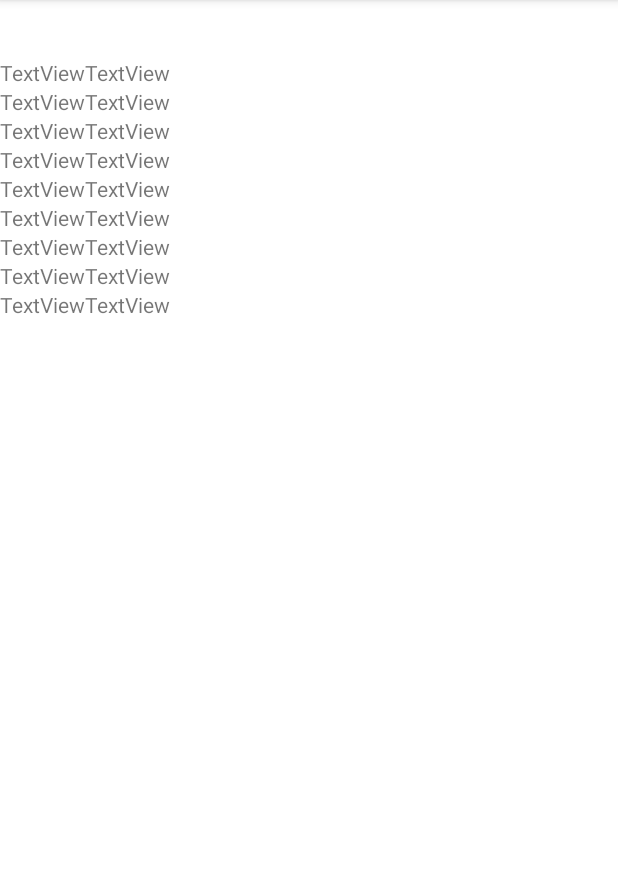
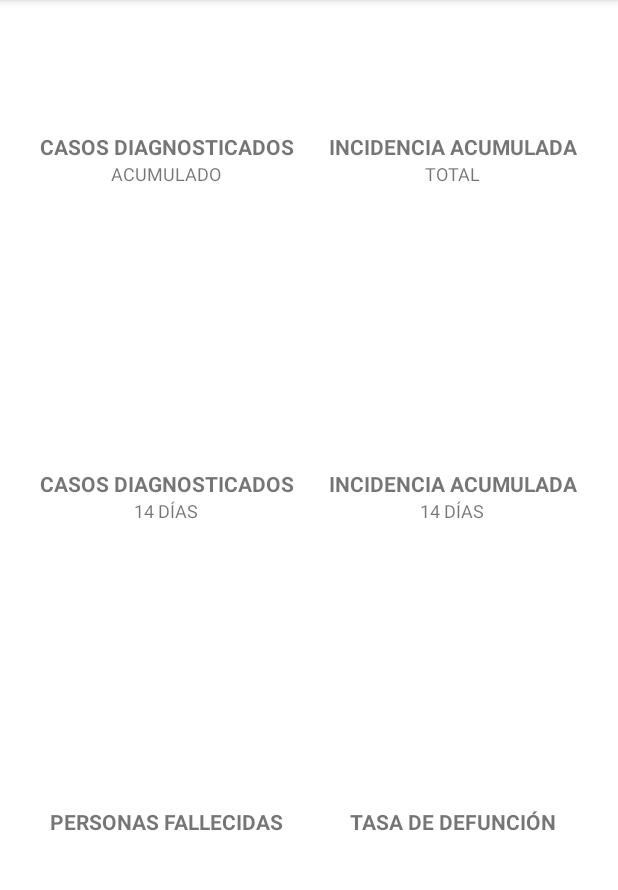
Before and after one commit to esparig/ADM-Covid19CV, an Android app: the MunicipalityDetailsActivity screen opened directly, with no data from a screen before it, on a phone screen of 412 x 824 dp, the part 84-974 px from its top. Run offline under Robolectric (Android 15) with nearby library versions, the phone set to English and light mode, and no system bars.

Commit message:
Click action for showing Municipality details. * Show details in a new layout.

```diff
--- a/app/src/main/java/parcero/uv/es/MunicipalityDetailsActivity.java
+++ b/app/src/main/java/parcero/uv/es/MunicipalityDetailsActivity.java
@@ -1,15 +1,25 @@
 package parcero.uv.es;
-
-import androidx.appcompat.app.AppCompatActivity;
 
 import android.content.Intent;
 import android.os.Bundle;
 import android.util.Log;
+import android.widget.TextView;
+
+import androidx.appcompat.app.AppCompatActivity;
 
 public class MunicipalityDetailsActivity extends AppCompatActivity {
 
     @Override
     protected void onCreate(Bundle savedInstanceState) {
+        TextView mun_name;
+        TextView mun_code;
+        TextView cases;
+        TextView incidence;
+        TextView cases_14;
+        TextView incidence_14;
+        TextView deaths;
+        TextView death_rate;
+
         super.onCreate(savedInstanceState);
         setContentView(R.layout.activity_municipality_details);
 
@@ -18,6 +28,31 @@ public class MunicipalityDetailsActivity extends AppCompatActivity {
             Municipality municipality = (Municipality) intent.getSerializableExtra("Municipality");
             System.out.println(municipality.toString());
 
+            mun_name = findViewById(R.id.mun_name);
+            mun_name.setText(municipality.getNameMunicipality());
+
+            mun_code = findViewById((R.id.mun_code));
+            mun_code.setText(String.valueOf(municipality.getCodMunicipality()));
+
+            cases = findViewById(R.id.cases);
+            cases.setText(String.valueOf(municipality.getNumPCR()));
+
+            incidence = findViewById(R.id.incidence);
+            incidence.setText(municipality.getCumulativePCR());
+
+            cases_14 = findViewById(R.id.cases_14);
+            cases_14.setText(String.valueOf(municipality.getNumPCR14()));
+
+            incidence_14 = findViewById(R.id.incidence_14);
+            incidence_14.setText(municipality.getCumulativePCR14());
+
+            deaths = findViewById(R.id.deaths);
+            deaths.setText(String.valueOf(municipality.getDeaths()));
+
+            death_rate = findViewById(R.id.death_rate);
+            death_rate.setText(municipality.getDeathRate());
+
+
         } catch (Exception e) {
             e.printStackTrace();
             Log.e("getStringExtra_EX", e + "");
--- a/app/src/main/res/layout/activity_municipality_details.xml
+++ b/app/src/main/res/layout/activity_municipality_details.xml
@@ -1,6 +1,5 @@
 <?xml version="1.0" encoding="utf-8"?>
 <androidx.constraintlayout.widget.ConstraintLayout xmlns:android="http://schemas.android.com/apk/res/android"
-    xmlns:app="http://schemas.android.com/apk/res-auto"
     xmlns:tools="http://schemas.android.com/tools"
     android:layout_width="match_parent"
     android:layout_height="match_parent"
@@ -9,180 +8,259 @@
     <LinearLayout
         android:layout_width="match_parent"
         android:layout_height="match_parent"
-        android:orientation="vertical">
+        android:layout_margin="10dp"
+        android:orientation="vertical"
+        tools:layout_editor_absoluteX="5dp"
+        tools:layout_editor_absoluteY="5dp">
 
         <TextView
-            android:id="@+id/textView"
+            android:id="@+id/mun_name"
             android:layout_width="match_parent"
             android:layout_height="wrap_content"
-            tools:text="Bogotá"/>
+            android:background="#00FFFFFF"
+            android:textAppearance="@style/TextAppearance.AppCompat.Display2"
+            android:textSize="34sp"
+            tools:text="Bogotá" />
 
         <TextView
-            android:id="@+id/textView2"
+            android:id="@+id/mun_code"
             android:layout_width="match_parent"
             android:layout_height="wrap_content"
+            android:textAppearance="@style/TextAppearance.AppCompat.Display1"
+            android:textSize="20sp"
             tools:text="1101" />
 
         <LinearLayout
             android:layout_width="match_parent"
-            android:layout_height="wrap_content"
+            android:layout_height="0dp"
+            android:layout_margin="5dp"
+            android:layout_weight="1"
             android:orientation="horizontal">
 
             <LinearLayout
-                android:layout_width="wrap_content"
+                android:layout_width="0dp"
                 android:layout_height="match_parent"
+                android:layout_weight="1"
+                android:backgroundTint="#1A00B8D4"
                 android:orientation="vertical">
 
                 <TextView
                     android:id="@+id/textView3"
                     android:layout_width="match_parent"
                     android:layout_height="wrap_content"
-                    android:text="TextView" />
+                    android:background="#00FFFFFF"
+                    android:text="@string/casos_diagnosticados"
+                    android:textAlignment="center"
+                    android:textSize="14sp"
+                    android:textStyle="bold" />
 
                 <TextView
                     android:id="@+id/textView4"
                     android:layout_width="match_parent"
                     android:layout_height="wrap_content"
-                    android:text="TextView" />
+                    android:text="@string/acumulado"
+                    android:textAlignment="center"
+                    android:textSize="12sp" />
 
                 <TextView
-                    android:id="@+id/textView5"
+                    android:id="@+id/cases"
                     android:layout_width="match_parent"
                     android:layout_height="wrap_content"
-                    android:text="TextView" />
+                    android:textAlignment="center"
+                    android:textAppearance="@style/TextAppearance.AppCompat.Display1"
+                    android:textSize="34sp"
+                    android:textStyle="bold"
+                    tools:text="100" />
             </LinearLayout>
 
             <LinearLayout
-                android:layout_width="wrap_content"
+                android:layout_width="0dp"
                 android:layout_height="match_parent"
+                android:layout_weight="1"
+                android:backgroundTint="#1A00B8D4"
                 android:orientation="vertical">
 
                 <TextView
                     android:id="@+id/textView6"
                     android:layout_width="match_parent"
                     android:layout_height="wrap_content"
-                    android:text="TextView" />
+                    android:text="@string/incidencia_acumulada"
+                    android:textAlignment="center"
+                    android:textSize="14sp"
+                    android:textStyle="bold" />
 
                 <TextView
                     android:id="@+id/textView7"
                     android:layout_width="match_parent"
                     android:layout_height="wrap_content"
-                    android:text="TextView" />
+                    android:text="@string/total"
+                    android:textAlignment="center"
+                    android:textSize="12sp" />
 
                 <TextView
-                    android:id="@+id/textView8"
+                    android:id="@+id/incidence"
                     android:layout_width="match_parent"
                     android:layout_height="wrap_content"
-                    android:text="TextView" />
+                    android:textAlignment="center"
+                    android:textAppearance="@style/TextAppearance.AppCompat.Display1"
+                    android:textSize="34sp"
+                    android:textStyle="bold"
+                    tools:text="101" />
             </LinearLayout>
         </LinearLayout>
 
         <LinearLayout
             android:layout_width="match_parent"
-            android:layout_height="wrap_content"
+            android:layout_height="0dp"
+            android:layout_margin="5dp"
+            android:layout_weight="1"
             android:orientation="horizontal">
 
             <LinearLayout
-                android:layout_width="wrap_content"
+                android:layout_width="0dp"
                 android:layout_height="match_parent"
+                android:layout_weight="1"
+                android:backgroundTint="#1A00B8D4"
                 android:orientation="vertical">
 
                 <TextView
                     android:id="@+id/textView9"
                     android:layout_width="match_parent"
                     android:layout_height="wrap_content"
-                    android:text="TextView" />
+                    android:text="@string/casos_diagnosticados"
+                    android:textAlignment="center"
+                    android:textSize="14sp"
+                    android:textStyle="bold" />
 
                 <TextView
                     android:id="@+id/textView10"
                     android:layout_width="match_parent"
                     android:layout_height="wrap_content"
-                    android:text="TextView" />
+                    android:text="@string/dias_14"
+                    android:textAlignment="center"
+                    android:textSize="12sp" />
 
                 <TextView
-                    android:id="@+id/textView11"
+                    android:id="@+id/cases_14"
                     android:layout_width="match_parent"
                     android:layout_height="wrap_content"
-                    android:text="TextView" />
+                    android:textAlignment="center"
+                    android:textAppearance="@style/TextAppearance.AppCompat.Display1"
+                    android:textSize="34sp"
+                    android:textStyle="bold"
+                    tools:text="102" />
             </LinearLayout>
 
             <LinearLayout
-                android:layout_width="wrap_content"
+                android:layout_width="0dp"
                 android:layout_height="match_parent"
+                android:layout_weight="1"
+                android:backgroundTint="#1A00B8D4"
                 android:orientation="vertical">
 
                 <TextView
                     android:id="@+id/textView12"
                     android:layout_width="match_parent"
                     android:layout_height="wrap_content"
-                    android:text="TextView" />
+                    android:text="@string/incidencia_acumulada"
+                    android:textAlignment="center"
+                    android:textSize="14sp"
+                    android:textStyle="bold" />
 
                 <TextView
                     android:id="@+id/textView13"
                     android:layout_width="match_parent"
                     android:layout_height="wrap_content"
-                    android:text="TextView" />
+                    android:text="@string/dias_14"
+                    android:textAlignment="center"
+                    android:textSize="12sp" />
 
                 <TextView
-                    android:id="@+id/textView14"
+                    android:id="@+id/incidence_14"
                     android:layout_width="match_parent"
                     android:layout_height="wrap_content"
-                    android:text="TextView" />
+                    android:textAlignment="center"
+                    android:textAppearance="@style/TextAppearance.AppCompat.Display1"
+                    android:textSize="34sp"
+                    android:textStyle="bold"
+                    tools:text="103" />
             </LinearLayout>
 
         </LinearLayout>
 
         <LinearLayout
             android:layout_width="match_parent"
-            android:layout_height="wrap_content"
+            android:layout_height="0dp"
+            android:layout_margin="5dp"
+            android:layout_weight="1"
             android:orientation="horizontal">
 
             <LinearLayout
-                android:layout_width="wrap_content"
+                android:layout_width="0dp"
                 android:layout_height="match_parent"
+                android:layout_weight="1"
+                android:backgroundTint="#1A00B8D4"
                 android:orientation="vertical">
 
                 <TextView
                     android:id="@+id/textView15"
                     android:layout_width="match_parent"
                     android:layout_height="wrap_content"
-                    android:text="TextView" />
+                    android:text="@string/fallecidos"
+                    android:textAlignment="center"
+                    android:textSize="14sp"
+                    android:textStyle="bold" />
 
                 <TextView
                     android:id="@+id/textView16"
                     android:layout_width="match_parent"
                     android:layout_height="wrap_content"
-                    android:text="TextView" />
+                    android:text=""
+                    android:textSize="12sp" />
 
                 <TextView
-                    android:id="@+id/textView17"
+                    android:id="@+id/deaths"
                     android:layout_width="match_parent"
                     android:layout_height="wrap_content"
-                    android:text="TextView" />
+                    android:textAlignment="center"
+                    android:textAppearance="@style/TextAppearance.AppCompat.Display1"
+                    android:textSize="34sp"
+                    android:textStyle="bold"
+                    tools:text="4" />
             </LinearLayout>
 
             <LinearLayout
-                android:layout_width="wrap_content"
+                android:layout_width="0dp"
                 android:layout_height="match_parent"
+                android:layout_weight="1"
+                android:backgroundTint="#1A00B8D4"
                 android:orientation="vertical">
 
                 <TextView
                     android:id="@+id/textView18"
                     android:layout_width="match_parent"
                     android:layout_height="wrap_content"
-                    android:text="TextView" />
+                    android:text="@string/tasa_muertes"
+                    android:textAlignment="center"
+                    android:textSize="14sp"
+                    android:textStyle="bold" />
 
                 <TextView
                     android:id="@+id/textView19"
                     android:layout_width="match_parent"
                     android:layout_height="wrap_content"
-                    android:text="TextView" />
+                    android:text=""
+                    android:textSize="12sp" />
 
                 <TextView
-                    android:id="@+id/textView20"
+                    android:id="@+id/death_rate"
                     android:layout_width="match_parent"
                     android:layout_height="wrap_content"
-                    android:text="TextView" />
+                    android:textAlignment="center"
+                    android:textAppearance="@style/TextAppearance.AppCompat.Display1"
+                    android:textSize="34sp"
+                    android:textStyle="bold"
+                    tools:text="0.5" />
             </LinearLayout>
         </LinearLayout>
     </LinearLayout>
--- a/app/src/main/res/values/strings.xml
+++ b/app/src/main/res/values/strings.xml
@@ -15,4 +15,7 @@
     <string name="acumulado">ACUMULADO</string>
     <string name="fallecidos">PERSONAS FALLECIDAS</string>
     <string name="dias_14">14 DÍAS</string>
+    <string name="incidencia_acumulada">INCIDENCIA ACUMULADA</string>
+    <string name="total">TOTAL</string>
+    <string name="tasa_muertes">TASA DE DEFUNCIÓN</string>
 </resources>
```
